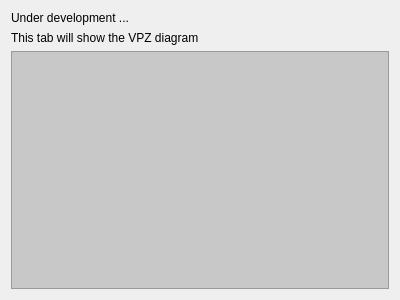
Before: the Qt Designer form src/vle/gvle2/filevpzview.ui in Chabrier/vle, drawn with Qt 5.
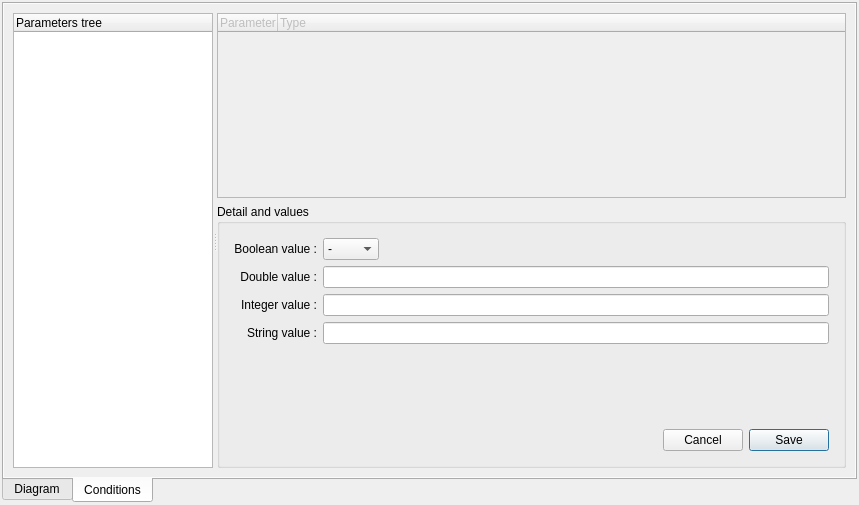
After: the same form once the commit is applied. The open tabs and pages were chosen to show the change.

Patch:
```diff
--- a/src/vle/gvle2/filevpzview.ui
+++ b/src/vle/gvle2/filevpzview.ui
@@ -6,45 +6,453 @@
    <rect>
     <x>0</x>
     <y>0</y>
-    <width>400</width>
-    <height>300</height>
+    <width>859</width>
+    <height>505</height>
    </rect>
   </property>
   <property name="windowTitle">
    <string>Form</string>
   </property>
   <layout class="QGridLayout" name="gridLayout">
+   <property name="margin">
+    <number>2</number>
+   </property>
+   <property name="spacing">
+    <number>2</number>
+   </property>
    <item row="0" column="0">
-    <widget class="QLabel" name="label_2">
-     <property name="text">
-      <string>Under development ...</string>
-     </property>
-    </widget>
-   </item>
-   <item row="1" column="0">
-    <widget class="QLabel" name="label">
-     <property name="text">
-      <string>This tab will show the VPZ diagram</string>
-     </property>
-    </widget>
-   </item>
-   <item row="2" column="0">
-    <widget class="QFrame" name="frame">
-     <property name="sizePolicy">
-      <sizepolicy hsizetype="Expanding" vsizetype="Expanding">
-       <horstretch>0</horstretch>
-       <verstretch>0</verstretch>
-      </sizepolicy>
-     </property>
+    <widget class="QTabWidget" name="tabWidget">
      <property name="styleSheet">
-      <string notr="true">background-color: rgb(200, 200, 200);</string>
+      <string notr="true"/>
      </property>
-     <property name="frameShape">
-      <enum>QFrame::StyledPanel</enum>
+     <property name="tabPosition">
+      <enum>QTabWidget::South</enum>
      </property>
-     <property name="frameShadow">
-      <enum>QFrame::Raised</enum>
+     <property name="currentIndex">
+      <number>0</number>
      </property>
+     <widget class="QWidget" name="tabDiag">
+      <attribute name="title">
+       <string>Diagram</string>
+      </attribute>
+      <layout class="QVBoxLayout" name="verticalLayout">
+       <property name="spacing">
+        <number>0</number>
+       </property>
+       <property name="margin">
+        <number>2</number>
+       </property>
+       <item>
+        <widget class="QStackedWidget" name="stackedWidget">
+         <property name="currentIndex">
+          <number>0</number>
+         </property>
+         <widget class="QWidget" name="page_2">
+          <layout class="QGridLayout" name="gridLayout_4">
+           <property name="margin">
+            <number>0</number>
+           </property>
+           <property name="spacing">
+            <number>0</number>
+           </property>
+           <item row="1" column="0">
+            <widget class="QGraphicsView" name="graphicView"/>
+           </item>
+           <item row="0" column="0">
+            <widget class="QLabel" name="label">
+             <property name="text">
+              <string>GraphicView version</string>
+             </property>
+            </widget>
+           </item>
+          </layout>
+         </widget>
+         <widget class="QWidget" name="page">
+          <layout class="QGridLayout" name="gridLayout_3">
+           <property name="margin">
+            <number>0</number>
+           </property>
+           <property name="spacing">
+            <number>0</number>
+           </property>
+           <item row="0" column="0">
+            <widget class="QScrollArea" name="diag">
+             <property name="widgetResizable">
+              <bool>true</bool>
+             </property>
+             <property name="alignment">
+              <set>Qt::AlignLeading|Qt::AlignLeft|Qt::AlignTop</set>
+             </property>
+             <widget class="QWidget" name="diagContent">
+              <property name="geometry">
+               <rect>
+                <x>0</x>
+                <y>0</y>
+                <width>845</width>
+                <height>458</height>
+               </rect>
+              </property>
+              <layout class="QVBoxLayout" name="verticalLayout_6">
+               <property name="spacing">
+                <number>0</number>
+               </property>
+               <property name="leftMargin">
+                <number>0</number>
+               </property>
+               <property name="topMargin">
+                <number>0</number>
+               </property>
+               <property name="rightMargin">
+                <number>5</number>
+               </property>
+               <property name="bottomMargin">
+                <number>5</number>
+               </property>
+              </layout>
+             </widget>
+            </widget>
+           </item>
+          </layout>
+         </widget>
+        </widget>
+       </item>
+      </layout>
+     </widget>
+     <widget class="QWidget" name="tabExp">
+      <property name="autoFillBackground">
+       <bool>true</bool>
+      </property>
+      <attribute name="title">
+       <string>Conditions</string>
+      </attribute>
+      <layout class="QVBoxLayout" name="verticalLayout_2">
+       <item>
+        <widget class="QSplitter" name="splitter">
+         <property name="sizePolicy">
+          <sizepolicy hsizetype="Expanding" vsizetype="Expanding">
+           <horstretch>0</horstretch>
+           <verstretch>0</verstretch>
+          </sizepolicy>
+         </property>
+         <property name="orientation">
+          <enum>Qt::Horizontal</enum>
+         </property>
+         <widget class="QTreeWidget" name="expTree">
+          <property name="maximumSize">
+           <size>
+            <width>200</width>
+            <height>16777215</height>
+           </size>
+          </property>
+          <column>
+           <property name="text">
+            <string notr="true">Parameters tree</string>
+           </property>
+          </column>
+         </widget>
+         <widget class="QWidget" name="verticalLayoutWidget">
+          <layout class="QVBoxLayout" name="tabExpRightLayout">
+           <item>
+            <widget class="QTreeWidget" name="paramTree">
+             <property name="enabled">
+              <bool>false</bool>
+             </property>
+             <attribute name="headerDefaultSectionSize">
+              <number>60</number>
+             </attribute>
+             <column>
+              <property name="text">
+               <string>Parameter</string>
+              </property>
+             </column>
+             <column>
+              <property name="text">
+               <string>Type</string>
+              </property>
+             </column>
+            </widget>
+           </item>
+           <item>
+            <widget class="QGroupBox" name="groupBox">
+             <property name="autoFillBackground">
+              <bool>true</bool>
+             </property>
+             <property name="title">
+              <string>Detail and values</string>
+             </property>
+             <layout class="QVBoxLayout" name="verticalLayout_3">
+              <property name="margin">
+               <number>5</number>
+              </property>
+              <item>
+               <widget class="QStackedWidget" name="editValuesStack">
+                <property name="currentIndex">
+                 <number>0</number>
+                </property>
+                <widget class="QWidget" name="pageBlank"/>
+                <widget class="QWidget" name="pageSimpleValues">
+                 <layout class="QVBoxLayout" name="verticalLayout_4">
+                  <item>
+                   <layout class="QGridLayout" name="gridLayout_5">
+                    <item row="0" column="1">
+                     <layout class="QHBoxLayout" name="horizontalLayout_2">
+                      <item>
+                       <widget class="QComboBox" name="editSimpleBoolean">
+                        <item>
+                         <property name="text">
+                          <string>-</string>
+                         </property>
+                        </item>
+                        <item>
+                         <property name="text">
+                          <string>true</string>
+                         </property>
+                        </item>
+                        <item>
+                         <property name="text">
+                          <string>false</string>
+                         </property>
+                        </item>
+                       </widget>
+                      </item>
+                      <item>
+                       <spacer name="horizontalSpacer_2">
+                        <property name="orientation">
+                         <enum>Qt::Horizontal</enum>
+                        </property>
+                        <property name="sizeHint" stdset="0">
+                         <size>
+                          <width>40</width>
+                          <height>20</height>
+                         </size>
+                        </property>
+                       </spacer>
+                      </item>
+                     </layout>
+                    </item>
+                    <item row="2" column="1">
+                     <widget class="QLineEdit" name="editSimpleInteger"/>
+                    </item>
+                    <item row="3" column="0">
+                     <widget class="QLabel" name="label_2">
+                      <property name="text">
+                       <string>String value :</string>
+                      </property>
+                      <property name="alignment">
+                       <set>Qt::AlignRight|Qt::AlignTrailing|Qt::AlignVCenter</set>
+                      </property>
+                     </widget>
+                    </item>
+                    <item row="3" column="1">
+                     <widget class="QLineEdit" name="editSimpleString"/>
+                    </item>
+                    <item row="2" column="0">
+                     <widget class="QLabel" name="label_3">
+                      <property name="text">
+                       <string>Integer value :</string>
+                      </property>
+                      <property name="alignment">
+                       <set>Qt::AlignRight|Qt::AlignTrailing|Qt::AlignVCenter</set>
+                      </property>
+                     </widget>
+                    </item>
+                    <item row="0" column="0">
+                     <widget class="QLabel" name="label_4">
+                      <property name="text">
+                       <string>Boolean value :</string>
+                      </property>
+                      <property name="alignment">
+                       <set>Qt::AlignRight|Qt::AlignTrailing|Qt::AlignVCenter</set>
+                      </property>
+                     </widget>
+                    </item>
+                    <item row="1" column="0">
+                     <widget class="QLabel" name="label_5">
+                      <property name="text">
+                       <string>Double value :</string>
+                      </property>
+                      <property name="alignment">
+                       <set>Qt::AlignRight|Qt::AlignTrailing|Qt::AlignVCenter</set>
+                      </property>
+                     </widget>
+                    </item>
+                    <item row="1" column="1">
+                     <widget class="QLineEdit" name="editSimpleDouble"/>
+                    </item>
+                   </layout>
+                  </item>
+                  <item>
+                   <spacer name="verticalSpacer">
+                    <property name="orientation">
+                     <enum>Qt::Vertical</enum>
+                    </property>
+                    <property name="sizeHint" stdset="0">
+                     <size>
+                      <width>20</width>
+                      <height>40</height>
+                     </size>
+                    </property>
+                   </spacer>
+                  </item>
+                  <item>
+                   <layout class="QHBoxLayout" name="horizontalLayout_5">
+                    <item>
+                     <spacer name="horizontalSpacer">
+                      <property name="orientation">
+                       <enum>Qt::Horizontal</enum>
+                      </property>
+                      <property name="sizeHint" stdset="0">
+                       <size>
+                        <width>40</width>
+                        <height>20</height>
+                       </size>
+                      </property>
+                     </spacer>
+                    </item>
+                    <item>
+                     <widget class="QPushButton" name="butEditSimpleCancel">
+                      <property name="text">
+                       <string>Cancel</string>
+                      </property>
+                     </widget>
+                    </item>
+                    <item>
+                     <widget class="QPushButton" name="butEditSimpleSave">
+                      <property name="text">
+                       <string>Save</string>
+                      </property>
+                      <property name="default">
+                       <bool>true</bool>
+                      </property>
+                     </widget>
+                    </item>
+                   </layout>
+                  </item>
+                 </layout>
+                </widget>
+                <widget class="QWidget" name="pageList">
+                 <layout class="QVBoxLayout" name="verticalLayout_8">
+                  <item>
+                   <widget class="QListWidget" name="paramValueList"/>
+                  </item>
+                 </layout>
+                </widget>
+                <widget class="QWidget" name="pageTable">
+                 <layout class="QVBoxLayout" name="verticalLayout_5">
+                  <item>
+                   <layout class="QHBoxLayout" name="horizontalLayout_4">
+                    <item>
+                     <widget class="QLabel" name="label_6">
+                      <property name="text">
+                       <string>Columns</string>
+                      </property>
+                     </widget>
+                    </item>
+                    <item>
+                     <widget class="QLineEdit" name="paramValueTableCols"/>
+                    </item>
+                    <item>
+                     <widget class="QLabel" name="label_7">
+                      <property name="text">
+                       <string>Rows</string>
+                      </property>
+                     </widget>
+                    </item>
+                    <item>
+                     <widget class="QLineEdit" name="paramValueTableRows"/>
+                    </item>
+                    <item>
+                     <spacer name="horizontalSpacer_3">
+                      <property name="orientation">
+                       <enum>Qt::Horizontal</enum>
+                      </property>
+                      <property name="sizeHint" stdset="0">
+                       <size>
+                        <width>40</width>
+                        <height>20</height>
+                       </size>
+                      </property>
+                     </spacer>
+                    </item>
+                    <item>
+                     <widget class="QPushButton" name="butParamTableChange">
+                      <property name="text">
+                       <string>Update</string>
+                      </property>
+                     </widget>
+                    </item>
+                   </layout>
+                  </item>
+                  <item>
+                   <widget class="QTableWidget" name="paramValueTable">
+                    <property name="rowCount">
+                     <number>1</number>
+                    </property>
+                    <property name="columnCount">
+                     <number>1</number>
+                    </property>
+                    <attribute name="horizontalHeaderVisible">
+                     <bool>false</bool>
+                    </attribute>
+                    <attribute name="verticalHeaderVisible">
+                     <bool>false</bool>
+                    </attribute>
+                    <row>
+                     <property name="text">
+                      <string>New Row</string>
+                     </property>
+                    </row>
+                    <column>
+                     <property name="text">
+                      <string>New Column</string>
+                     </property>
+                    </column>
+                   </widget>
+                  </item>
+                 </layout>
+                </widget>
+                <widget class="QWidget" name="pageText">
+                 <layout class="QVBoxLayout" name="verticalLayout_7">
+                  <item>
+                   <widget class="QTextEdit" name="paramValueText"/>
+                  </item>
+                  <item>
+                   <layout class="QHBoxLayout" name="horizontalLayout_3">
+                    <item>
+                     <spacer name="horizontalSpacer_4">
+                      <property name="orientation">
+                       <enum>Qt::Horizontal</enum>
+                      </property>
+                      <property name="sizeHint" stdset="0">
+                       <size>
+                        <width>40</width>
+                        <height>20</height>
+                       </size>
+                      </property>
+                     </spacer>
+                    </item>
+                    <item>
+                     <widget class="QPushButton" name="butParamTextChange">
+                      <property name="text">
+                       <string>Update</string>
+                      </property>
+                     </widget>
+                    </item>
+                   </layout>
+                  </item>
+                 </layout>
+                </widget>
+               </widget>
+              </item>
+             </layout>
+            </widget>
+           </item>
+          </layout>
+         </widget>
+        </widget>
+       </item>
+      </layout>
+     </widget>
     </widget>
    </item>
   </layout>
```
